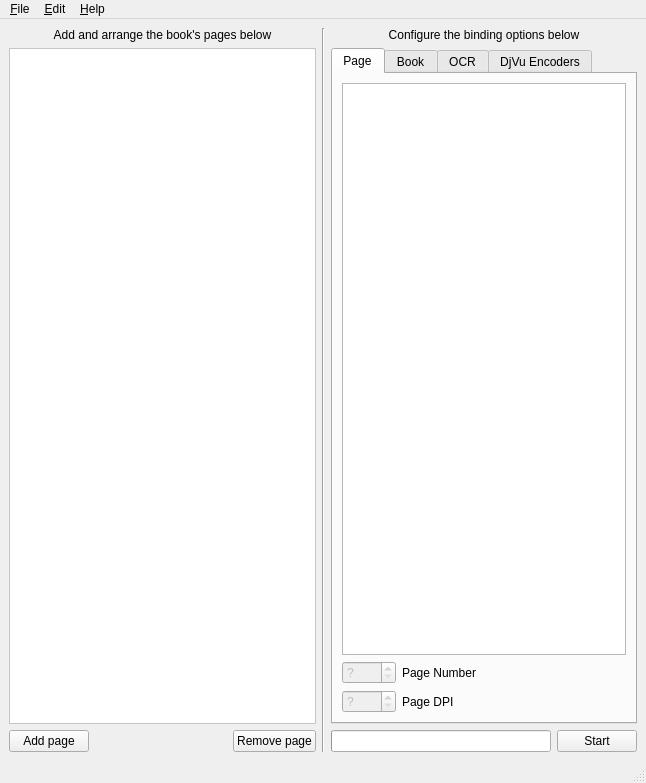
Old version of the form gui.ui in the repository Blender3D/Bindery.
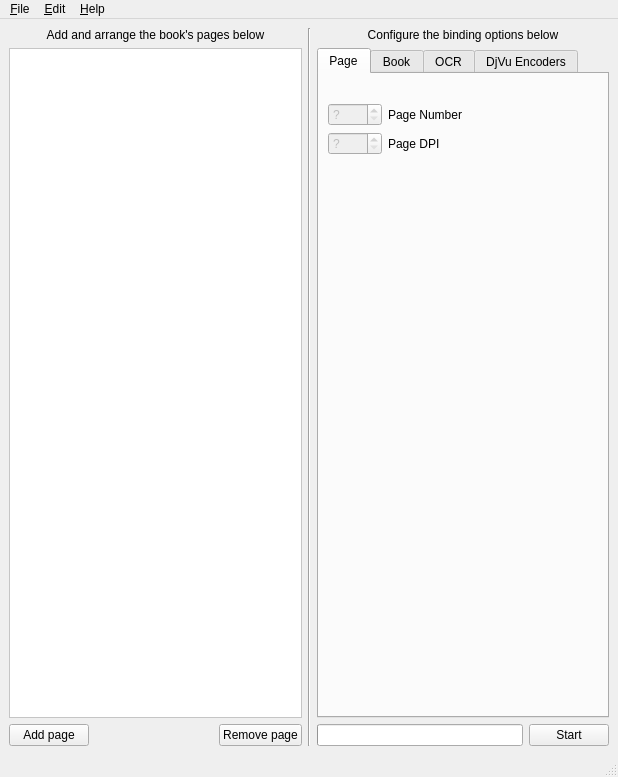
New version of the form. Icons and pictures are not drawn. Custom widgets are drawn as their Qt base class.

```diff
--- a/gui.ui
+++ b/gui.ui
@@ -9,8 +9,8 @@
    <rect>
     <x>0</x>
     <y>0</y>
-    <width>646</width>
-    <height>783</height>
+    <width>618</width>
+    <height>777</height>
    </rect>
   </property>
   <property name="windowTitle">
@@ -143,13 +143,6 @@
           <property name="fieldGrowthPolicy">
            <enum>QFormLayout::AllNonFixedFieldsGrow</enum>
           </property>
-          <item row="0" column="0" colspan="2">
-           <widget class="QGraphicsView" name="graphicsView">
-            <property name="dragMode">
-             <enum>QGraphicsView::RubberBandDrag</enum>
-            </property>
-           </widget>
-          </item>
           <item row="1" column="0">
            <widget class="QSpinBox" name="pageNumber">
             <property name="enabled">
@@ -214,6 +207,13 @@
             </property>
            </widget>
           </item>
+          <item row="0" column="0" colspan="2">
+           <widget class="QLabel" name="graphicsView">
+            <property name="text">
+             <string/>
+            </property>
+           </widget>
+          </item>
          </layout>
         </widget>
         <widget class="QWidget" name="tab">
@@ -440,7 +440,7 @@
     <rect>
      <x>0</x>
      <y>0</y>
-     <width>646</width>
+     <width>618</width>
      <height>25</height>
     </rect>
    </property>
```
Left out of the diff: 2 changed lines with no effect on the pictures.
